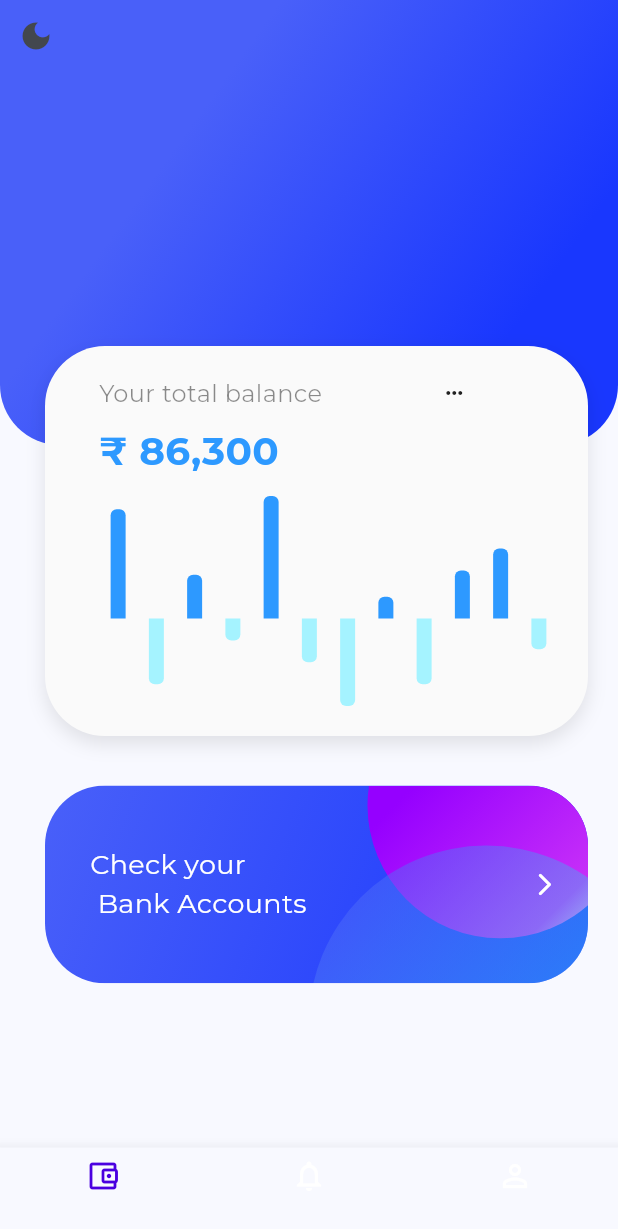
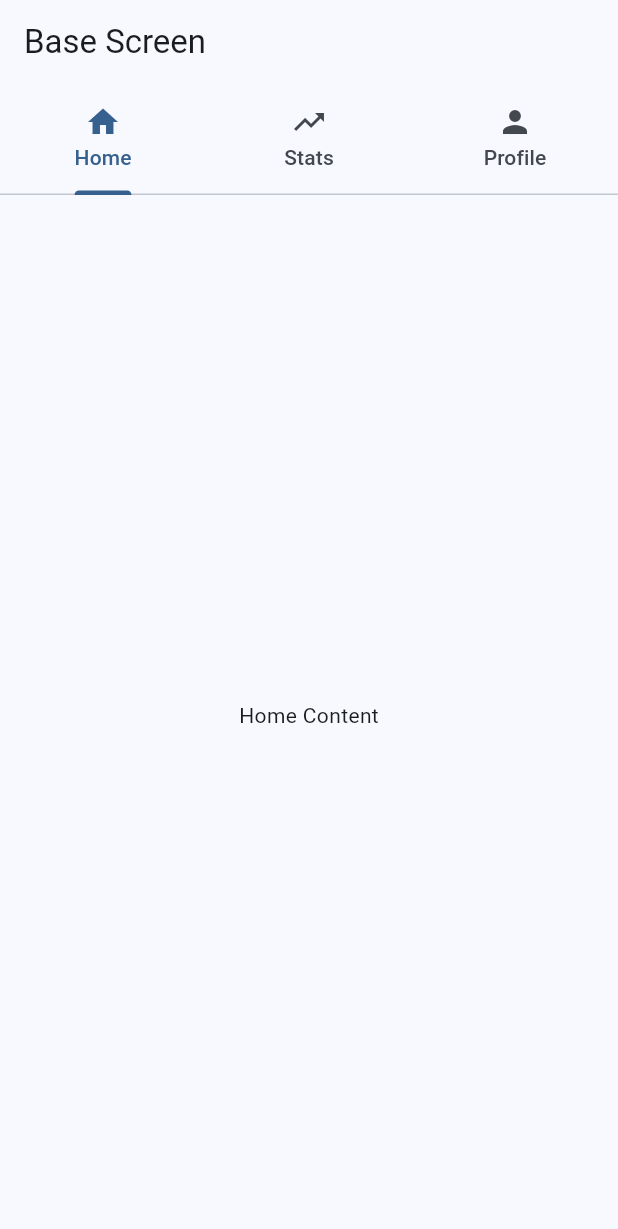
Before and after one commit to PranjalG/money_finance_tracking_app, a Flutter app: the screen it shows after launch, on a phone screen of 412 x 824 dp. Shown: the top 1229 px of the screen. Run offline on Flutter 3.47's test engine with Material 3 defaults, Android fonts, the phone set to English and light mode, and no system bars; drawn by our look-alikes of fl_chart; our stand-ins replace go_router.

```diff
--- /dev/null
+++ b/lib/presentation/screens/base_screen.dart
@@ -0,0 +1,49 @@
+import 'package:flutter/material.dart';
+
+class BaseScreen extends StatefulWidget {
+  const BaseScreen({super.key});
+
+  @override
+  State<BaseScreen> createState() => _BaseScreenState();
+}
+
+class _BaseScreenState extends State<BaseScreen> with SingleTickerProviderStateMixin {
+  late TabController _tabController;
+
+  @override
+  void initState() {
+    super.initState();
+    _tabController = TabController(length: 3, vsync: this);
+  }
+
+  @override
+  void dispose() {
+    _tabController.dispose();
+    super.dispose();
+  }
+
+  @override
+  Widget build(BuildContext context) {
+    return Scaffold(
+      appBar: AppBar(
+        title: const Text('Base Screen'),
+        bottom: TabBar(
+          controller: _tabController,
+          tabs: const [
+            Tab(icon: Icon(Icons.home), text: 'Home'),
+            Tab(icon: Icon(Icons.trending_up), text: 'Stats'),
+            Tab(icon: Icon(Icons.person), text: 'Profile'),
+          ],
+        ),
+      ),
+      body: TabBarView(
+        controller: _tabController,
+        children: const [
+          Center(child: Text('Home Content')),
+          Center(child: Text('Stats Content')),
+          Center(child: Text('Profile Content')),
+        ],
+      ),
+    );
+  }
+}
--- a/lib/presentation/screens/splash_screen.dart
+++ b/lib/presentation/screens/splash_screen.dart
@@ -17,7 +17,7 @@ class _SplashScreenState extends State<SplashScreen> {
       const Duration(seconds: 4),
       () {
         if (mounted) {
-          context.go('/landing_screen');
+          context.go('/base_screen');
         }
       },
     );
--- a/lib/services/router.dart
+++ b/lib/services/router.dart
@@ -1,3 +1,4 @@
+import 'package:expense_tracker/presentation/screens/base_screen.dart';
 import 'package:expense_tracker/presentation/screens/landing_screen.dart';
 import 'package:expense_tracker/presentation/screens/splash_screen.dart';
 import 'package:go_router/go_router.dart';
@@ -7,6 +8,10 @@ final GoRouter router = GoRouter(
     GoRoute(
       path: '/',
       builder: (context, state) => const SplashScreen(),
+    ),
+    GoRoute(
+      path: '/base_screen',
+      builder: (context, state) => const BaseScreen(),
     ),
     GoRoute(
         path: '/landing_screen',
```
Also changed, not shown: 2 other files.
